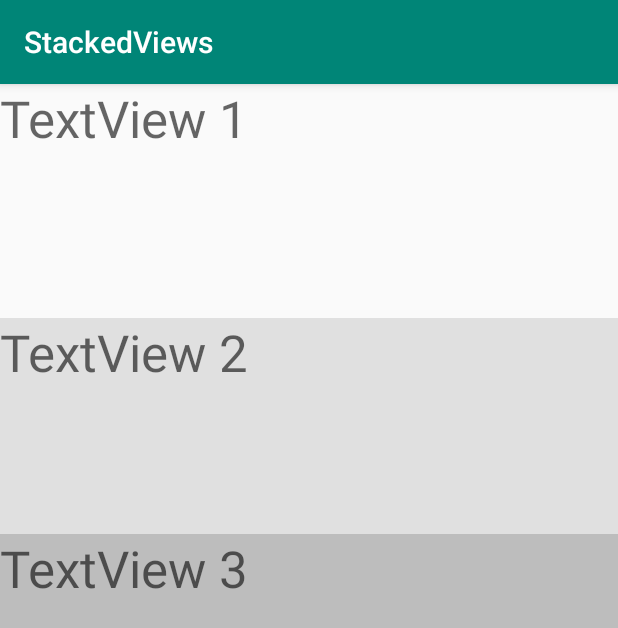
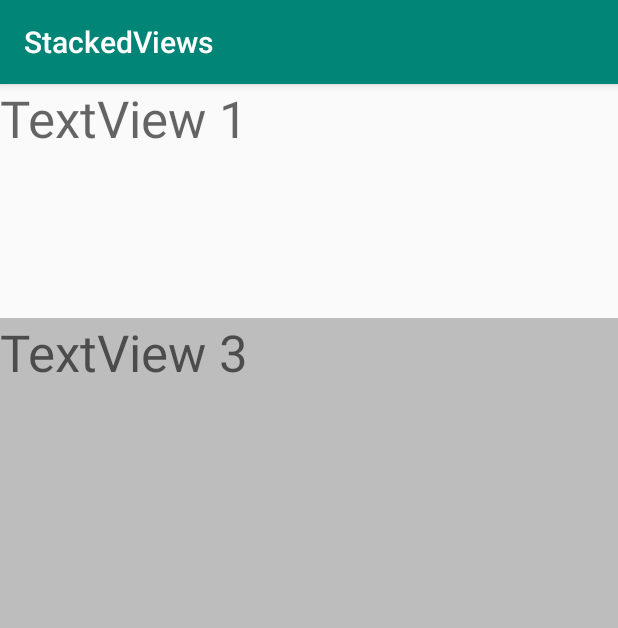
Before and after one commit to mathpier305/StackedViews, an Android app: the screen it shows after launch (MainActivity), on a phone screen of 412 x 824 dp. Shown: the top 628 px of the screen. Run offline under Robolectric (Android 15) with nearby library versions, the phone set to English and light mode, and no system bars.

Commit message:
stackviews with overlay problems

```diff
--- a/app/src/main/res/layout/activity_main.xml
+++ b/app/src/main/res/layout/activity_main.xml
@@ -39,7 +39,7 @@
             android:text="@string/view3"
             android:background="@color/medium_gray"
             android:textAppearance="@style/TextAppearance.AppCompat.Display1"
-            android:layout_marginTop="300dp"
+            android:layout_marginTop="156dp"
             app:layout_constraintLeft_toLeftOf="parent"
             app:layout_constraintRight_toRightOf="parent"
             app:layout_constraintTop_toBottomOf="parent"
```
